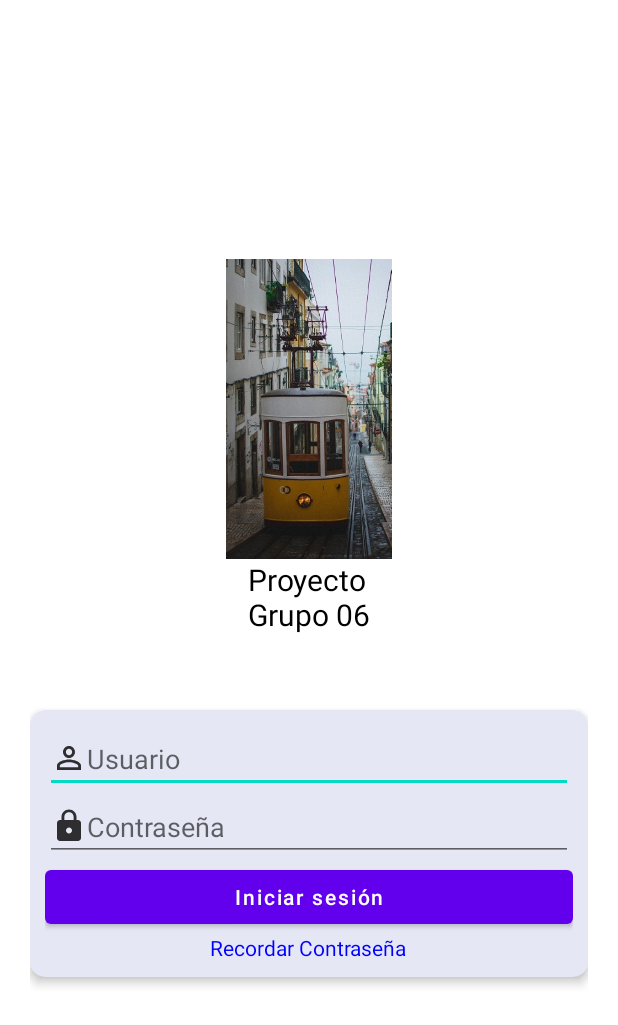
After one commit to luise-phd/ProyectoAndroidGrupo06, an Android app: the LoginActivity screen opened directly, with no data from a screen before it, on a phone screen of 412 x 824 dp. The commit adds this screen. Shown: the top 1025 px of the screen. Run offline under Robolectric (Android 15) with nearby library versions, the phone set to English and light mode, and no system bars; 1 statement that could not run was skipped.

Commit message:
UI LoginActivity

```diff
--- a/app/src/main/AndroidManifest.xml
+++ b/app/src/main/AndroidManifest.xml
@@ -9,6 +9,9 @@
         android:roundIcon="@mipmap/ic_new_launcher_round"
         android:supportsRtl="true"
         android:theme="@style/Theme.ProyectoActivities">
+        <activity
+            android:name=".LoginActivity"
+            android:exported="false" />
         <activity
             android:name=".MainActivity"
             android:exported="false" />
--- /dev/null
+++ b/app/src/main/java/com/ingluise/ProyectoAndroidGrupo06/LoginActivity.java
@@ -0,0 +1,22 @@
+package com.ingluise.ProyectoAndroidGrupo06;
+
+import androidx.appcompat.app.AppCompatActivity;
+
+import android.graphics.Color;
+import android.os.Bundle;
+import android.widget.TextView;
+
+public class LoginActivity extends AppCompatActivity {
+    TextView tv1;
+
+    @Override
+    protected void onCreate(Bundle savedInstanceState) {
+        super.onCreate(savedInstanceState);
+        setContentView(R.layout.activity_login);
+        //Ocultar Action Bar
+        getSupportActionBar().hide();
+        tv1 = (TextView) findViewById(R.id.textView4);
+        tv1.setText("Recordar Contraseña");
+        tv1.setTextColor(Color.BLUE);
+    }
+}
--- a/app/src/main/java/com/ingluise/ProyectoAndroidGrupo06/MainActivity.java
+++ b/app/src/main/java/com/ingluise/ProyectoAndroidGrupo06/MainActivity.java
@@ -11,16 +11,27 @@ import android.view.KeyEvent;
 import android.view.Menu;
 import android.view.MenuItem;
 import android.view.View;
+import android.widget.TextView;
 import android.widget.Toast;
 
 public class MainActivity extends AppCompatActivity {
+    TextView tv1;
 
     @Override
     protected void onCreate(Bundle savedInstanceState) {
         super.onCreate(savedInstanceState);
         setContentView(R.layout.activity_main);
-        Toast.makeText(getApplicationContext(), "onCreate", Toast.LENGTH_SHORT).show();
+//        Toast.makeText(getApplicationContext(), "onCreate", Toast.LENGTH_SHORT).show();
         Log.i("Información", "onCreate");
+        tv1 = (TextView) findViewById(R.id.textView);
+        tv1.setText("Hola Mundo!");
+    }
+
+    public void onWindowFocusChanged(boolean hasFocus) {
+        super.onWindowFocusChanged(hasFocus);
+        if(hasFocus) {
+            Toast.makeText(this, ""+tv1.getTop(), Toast.LENGTH_SHORT).show();
+        }
     }
 
     //Metodo onClik del boton
@@ -35,7 +46,7 @@ public class MainActivity extends AppCompatActivity {
     //Dialogo para confirmar salir de la aplicación
     public boolean onKeyDown(int keyCode, KeyEvent event) {
         if(keyCode == KeyEvent.KEYCODE_BACK) {
-            new AlertDialog.Builder(this, R.style.Theme_AppCompat_DayNight_Dialog_Alert)
+            new AlertDialog.Builder(this, R.style.Theme_AppCompat_Dialog_Alert)
                     .setIcon(android.R.drawable.ic_dialog_alert)
                     .setTitle("Información")
                     .setMessage("¿Desea salir?")
--- a/app/src/main/java/com/ingluise/ProyectoAndroidGrupo06/SplashScreen.java
+++ b/app/src/main/java/com/ingluise/ProyectoAndroidGrupo06/SplashScreen.java
@@ -30,8 +30,9 @@ public class SplashScreen extends AppCompatActivity {
         TimerTask timerTask = new TimerTask() {
             @Override
             public void run() {
-                Intent newIntent = new Intent(SplashScreen.this, MainActivity.class);
+                Intent newIntent = new Intent(SplashScreen.this, LoginActivity.class);
                 startActivity(newIntent);
+                finish();
             }
         };
 
--- /dev/null
+++ b/app/src/main/res/drawable-anydpi/ic_lock.xml
@@ -0,0 +1,11 @@
+<vector xmlns:android="http://schemas.android.com/apk/res/android"
+    android:width="24dp"
+    android:height="24dp"
+    android:viewportWidth="24"
+    android:viewportHeight="24"
+    android:tint="#000000"
+    android:alpha="0.8">
+  <path
+      android:fillColor="@android:color/white"
+      android:pathData="M18,8h-1L17,6c0,-2.76 -2.24,-5 -5,-5S7,3.24 7,6v2L6,8c-1.1,0 -2,0.9 -2,2v10c0,1.1 0.9,2 2,2h12c1.1,0 2,-0.9 2,-2L20,10c0,-1.1 -0.9,-2 -2,-2zM12,17c-1.1,0 -2,-0.9 -2,-2s0.9,-2 2,-2 2,0.9 2,2 -0.9,2 -2,2zM15.1,8L8.9,8L8.9,6c0,-1.71 1.39,-3.1 3.1,-3.1 1.71,0 3.1,1.39 3.1,3.1v2z"/>
+</vector>
--- /dev/null
+++ b/app/src/main/res/drawable-anydpi/ic_user.xml
@@ -0,0 +1,11 @@
+<vector xmlns:android="http://schemas.android.com/apk/res/android"
+    android:width="24dp"
+    android:height="24dp"
+    android:viewportWidth="24"
+    android:viewportHeight="24"
+    android:tint="#000000"
+    android:alpha="0.8">
+  <path
+      android:fillColor="@android:color/white"
+      android:pathData="M12,5.9c1.16,0 2.1,0.94 2.1,2.1s-0.94,2.1 -2.1,2.1S9.9,9.16 9.9,8s0.94,-2.1 2.1,-2.1m0,9c2.97,0 6.1,1.46 6.1,2.1v1.1L5.9,18.1L5.9,17c0,-0.64 3.13,-2.1 6.1,-2.1M12,4C9.79,4 8,5.79 8,8s1.79,4 4,4 4,-1.79 4,-4 -1.79,-4 -4,-4zM12,13c-2.67,0 -8,1.34 -8,4v3h16v-3c0,-2.66 -5.33,-4 -8,-4z"/>
+</vector>
--- /dev/null
+++ b/app/src/main/res/layout/activity_login.xml
@@ -0,0 +1,80 @@
+<?xml version="1.0" encoding="utf-8"?>
+<LinearLayout xmlns:android="http://schemas.android.com/apk/res/android"
+    xmlns:app="http://schemas.android.com/apk/res-auto"
+    xmlns:tools="http://schemas.android.com/tools"
+    android:layout_width="match_parent"
+    android:layout_height="match_parent"
+    android:layout_margin="10dp"
+    android:gravity="center"
+    android:orientation="vertical"
+    android:padding="10dp"
+    tools:context=".LoginActivity">
+
+    <ImageView
+        android:id="@+id/imageView4"
+        android:layout_width="200dp"
+        android:layout_height="200dp"
+        app:srcCompat="@drawable/splash_screen2" />
+
+    <TextView
+        android:id="@+id/textView3"
+        android:layout_width="wrap_content"
+        android:layout_height="wrap_content"
+        android:text="Proyecto\nGrupo 06"
+        android:textColor="#000000"
+        android:textSize="20sp" />
+
+    <TextView
+        android:id="@+id/textView5"
+        android:layout_width="match_parent"
+        android:layout_height="50dp" />
+
+    <androidx.cardview.widget.CardView
+        android:layout_width="match_parent"
+        android:layout_height="wrap_content"
+        app:cardBackgroundColor="#E5E7F4"
+        app:cardCornerRadius="10dp"
+        app:cardElevation="4dp">
+
+        <LinearLayout
+            android:layout_width="match_parent"
+            android:layout_height="match_parent"
+            android:gravity="center"
+            android:orientation="vertical"
+            android:padding="10dp">
+
+            <EditText
+                android:id="@+id/editTextTextPersonName"
+                android:layout_width="match_parent"
+                android:layout_height="wrap_content"
+                android:drawableLeft="@drawable/ic_user"
+                android:ems="10"
+                android:hint="Usuario"
+                android:inputType="textPersonName" />
+
+            <EditText
+                android:id="@+id/editTextTextPassword"
+                android:layout_width="match_parent"
+                android:layout_height="wrap_content"
+                android:drawableLeft="@drawable/ic_lock"
+                android:ems="10"
+                android:hint="Contraseña"
+                android:inputType="textPassword" />
+
+            <Button
+                android:id="@+id/button3"
+                android:layout_width="match_parent"
+                android:layout_height="wrap_content"
+                android:text="Iniciar sesión"
+                android:textAllCaps="false" />
+
+            <TextView
+                android:id="@+id/textView4"
+                android:layout_width="wrap_content"
+                android:layout_height="wrap_content"
+                android:text="TextView" />
+        </LinearLayout>
+
+    </androidx.cardview.widget.CardView>
+
+</LinearLayout>
--- a/app/src/main/res/layout/activity_main.xml
+++ b/app/src/main/res/layout/activity_main.xml
@@ -7,6 +7,7 @@
     tools:context=".MainActivity">
 
     <TextView
+        android:id="@+id/textView"
         android:layout_width="wrap_content"
         android:layout_height="wrap_content"
         android:text="Hello World!"
--- a/app/src/main/res/layout/activity_second.xml
+++ b/app/src/main/res/layout/activity_second.xml
@@ -13,4 +13,5 @@
         android:onClick="goToActivityMain"
         android:text="Volver"
         android:visibility="gone" />
+
 </androidx.constraintlayout.widget.ConstraintLayout>
--- a/app/src/main/res/layout/activity_splash_screen.xml
+++ b/app/src/main/res/layout/activity_splash_screen.xml
@@ -5,4 +5,5 @@
     android:layout_width="match_parent"
     android:layout_height="match_parent"
     android:background="@drawable/splash_screen2"
+    android:orientation="vertical"
     tools:context=".SplashScreen" />
```
Also changed, not shown: app/src/main/res/drawable-hdpi/ic_lock.png (added), app/src/main/res/drawable-hdpi/ic_user.png (added), app/src/main/res/drawable-mdpi/ic_lock.png (added), app/src/main/res/drawable-mdpi/ic_user.png (added), app/src/main/res/drawable-xhdpi/ic_lock.png (added), app/src/main/res/drawable-xhdpi/ic_user.png (added), app/src/main/res/drawable-xxhdpi/ic_lock.png (added), app/src/main/res/drawable-xxhdpi/ic_user.png (added).
